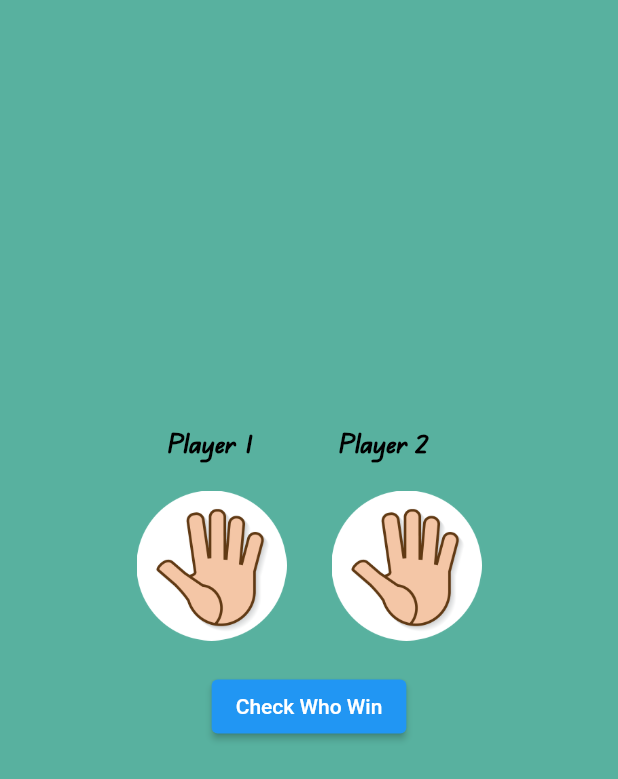
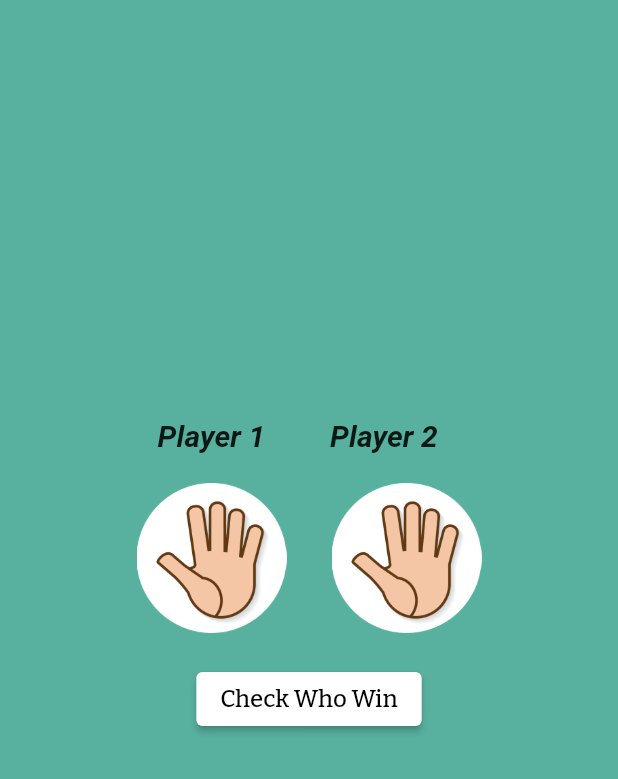
Before and after one commit to EiKayZinPhyo/Rock_Paper_Scissor, a Flutter app: the screen it shows after launch, on a phone screen of 412 x 824 dp. Shown: the top 779 px of the screen. Run offline on Flutter 3.47's test engine with Material 2 defaults, Android fonts, the light colour scheme and no system bars; our stand-ins replace google_fonts; Roboto replaces fonts that are missing (Asul).

Commit message:
using package

```diff
--- a/lib/main.dart
+++ b/lib/main.dart
@@ -1,6 +1,5 @@
-// ignore_for_file: unrelated_type_equality_checks
-
 import 'package:flutter/material.dart';
+import 'package:google_fonts/google_fonts.dart';
 
 void main() {
   runApp(const MyApp());
@@ -12,6 +11,7 @@ class MyApp extends StatelessWidget {
   @override
   Widget build(BuildContext context) {
     return MaterialApp(
+      debugShowCheckedModeBanner: false,
       home: HomePage(),
     );
   }
@@ -50,7 +50,7 @@ class _HomePageState extends State<HomePage> {
   @override
   Widget build(BuildContext context) {
     return Scaffold(
-      backgroundColor: Color(0xFF58B19F),
+      backgroundColor: const Color(0xFF58B19F),
       body: Column(
         mainAxisAlignment: MainAxisAlignment.center,
         children: [
@@ -60,15 +60,15 @@ class _HomePageState extends State<HomePage> {
               Column(
                 mainAxisAlignment: MainAxisAlignment.center,
                 children: [
-                  const Text(
+                  Text(
                     "Player 1",
-                    style: TextStyle(
-                        color: Colors.black,
-                        fontFamily: "Edu",
-                        fontSize: 18,
-                        fontWeight: FontWeight.bold),
+                    style: GoogleFonts.asul(
+                      fontSize: 20,
+                      fontWeight: FontWeight.w700,
+                      fontStyle: FontStyle.italic,
+                    ),
                   ),
-                  SizedBox(
+                  const SizedBox(
                     height: 20,
                   ),
                   GestureDetector(
@@ -82,15 +82,15 @@ class _HomePageState extends State<HomePage> {
               Column(
                 mainAxisAlignment: MainAxisAlignment.center,
                 children: [
-                  const Text(
+                  Text(
                     "Player 2",
-                    style: TextStyle(
-                        color: Colors.black,
-                        fontFamily: "Edu",
-                        fontSize: 18,
-                        fontWeight: FontWeight.bold),
+                    style: GoogleFonts.asul(
+                      fontSize: 20,
+                      fontWeight: FontWeight.w700,
+                      fontStyle: FontStyle.italic,
+                    ),
                   ),
-                  SizedBox(
+                  const SizedBox(
                     height: 20,
                   ),
                   GestureDetector(
@@ -109,7 +109,7 @@ class _HomePageState extends State<HomePage> {
               ),
             ],
           ),
-          SizedBox(
+          const SizedBox(
             height: 20,
           ),
           Center(
@@ -136,18 +136,27 @@ class _HomePageState extends State<HomePage> {
                   }
                 });
               },
-              child: Text("Check Who Win"),
+              style: ElevatedButton.styleFrom(primary: Colors.white),
+              child: Text(
+                "Check Who Win",
+                style: GoogleFonts.bitter(
+                  color: Colors.black,
+                  fontSize: 16,
+                ),
+              ),
             ),
           ),
-          SizedBox(
+          const SizedBox(
             height: 20,
           ),
-          Text(txt,
-              style: TextStyle(
-                  fontFamily: "Edu",
-                  fontSize: 20,
-                  fontWeight: FontWeight.bold,
-                  color: Colors.black)),
+          Text(
+            txt,
+            style: GoogleFonts.alice(
+                textStyle: Theme.of(context).textTheme.headline4,
+                fontSize: 30,
+                fontWeight: FontWeight.w800,
+                fontStyle: FontStyle.italic),
+          ),
         ],
       ),
     );
--- a/pubspec.yaml
+++ b/pubspec.yaml
@@ -33,6 +33,7 @@ dependencies:
   # The following adds the Cupertino Icons font to your application.
   # Use with the CupertinoIcons class for iOS style icons.
   cupertino_icons: ^1.0.2
+  google_fonts: ^3.0.1
 
 dev_dependencies:
   flutter_test:
```
Also changed, not shown: pubspec.lock, 1 other file.
